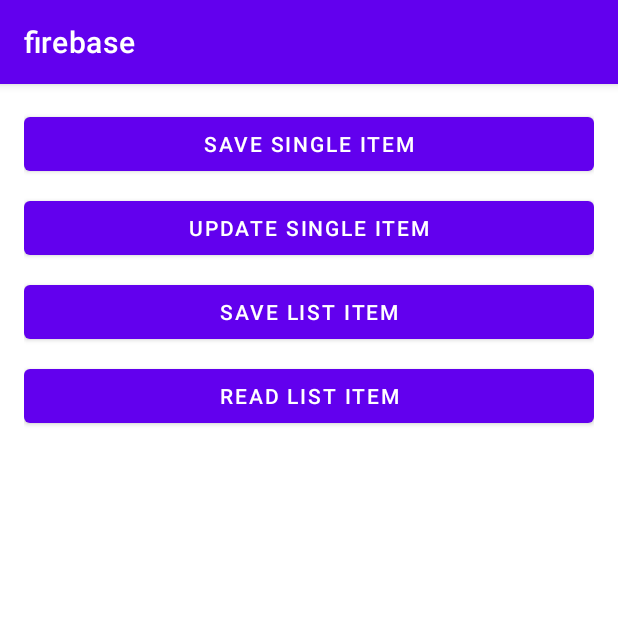
After one commit to devabir93/firebaseApp, an Android app: the FirestoreActivity screen opened directly, with no data from a screen before it, on a phone screen of 412 x 824 dp, the top half of it. The commit adds this screen. Run offline under Robolectric (Android 15) with nearby library versions, the phone set to English and light mode, and no system bars; our stand-ins replace Firebase (no records; nobody signed in at launch, a user with empty details on screens opened directly).

Commit message:
Firestore db

```diff
--- a/app/build.gradle
+++ b/app/build.gradle
@@ -43,6 +43,8 @@ dependencies {
     // Declare the dependency for the Firebase Authentication library
     // When using the BoM, you don't specify versions in Firebase library dependencies
     implementation 'com.google.firebase:firebase-auth'
+    implementation 'com.google.firebase:firebase-firestore'
+
     testImplementation 'junit:junit:4.+'
     androidTestImplementation 'androidx.test.ext:junit:1.1.3'
     androidTestImplementation 'androidx.test.espresso:espresso-core:3.4.0'
--- a/app/src/main/AndroidManifest.xml
+++ b/app/src/main/AndroidManifest.xml
@@ -9,7 +9,8 @@
         android:roundIcon="@mipmap/ic_launcher_round"
         android:supportsRtl="true"
         android:theme="@style/Theme.FirebaseApp">
-        <activity android:name=".MainActivity"
+        <activity android:name=".firestore.FirestoreActivity"/>
+        <activity android:name=".auth.LoginActivity"
             android:exported="true"
             >
             <intent-filter>
--- /dev/null
+++ b/app/src/main/res/layout/activity_firestore.xml
@@ -0,0 +1,35 @@
+<?xml version="1.0" encoding="utf-8"?>
+<LinearLayout xmlns:android="http://schemas.android.com/apk/res/android"
+    xmlns:app="http://schemas.android.com/apk/res-auto"
+    xmlns:tools="http://schemas.android.com/tools"
+    android:layout_width="match_parent"
+    android:layout_height="match_parent"
+    android:orientation="vertical"
+    android:padding="16dp"
+    tools:context=".firestore.FirestoreActivity">
+
+    <Button
+        android:id="@+id/save_single_button"
+        android:layout_width="match_parent"
+        android:layout_height="wrap_content"
+        android:text="save single item" />
+    <Button
+        android:id="@+id/update_single_button"
+        android:layout_width="match_parent"
+        android:layout_height="wrap_content"
+        android:layout_marginTop="8dp"
+        android:text="update single item" />
+
+    <Button
+        android:id="@+id/save_list_button"
+        android:layout_width="match_parent"
+        android:layout_height="wrap_content"
+        android:layout_marginTop="8dp"
+        android:text="save list item" />
+    <Button
+        android:id="@+id/read_list_button"
+        android:layout_width="match_parent"
+        android:layout_height="wrap_content"
+        android:layout_marginTop="8dp"
+        android:text="read list item" />
+</LinearLayout>
```
Also changed, not shown: app/src/main/java/com/ucas/android/firebaseapp/Utils.java (added, +22 -0 lines), app/src/main/java/com/ucas/android/firebaseapp/auth/LoginActivity.java (renamed from app/src/main/java/com/ucas/android/firebaseapp/MainActivity.java, +8 -5 lines), app/src/main/java/com/ucas/android/firebaseapp/firestore/FirestoreActivity.java (added, +122 -0 lines), app/src/main/java/com/ucas/android/firebaseapp/model/User.java (added, +64 -0 lines), app/src/main/res/layout/activity_login.xml (renamed from app/src/main/res/layout/activity_main.xml).
